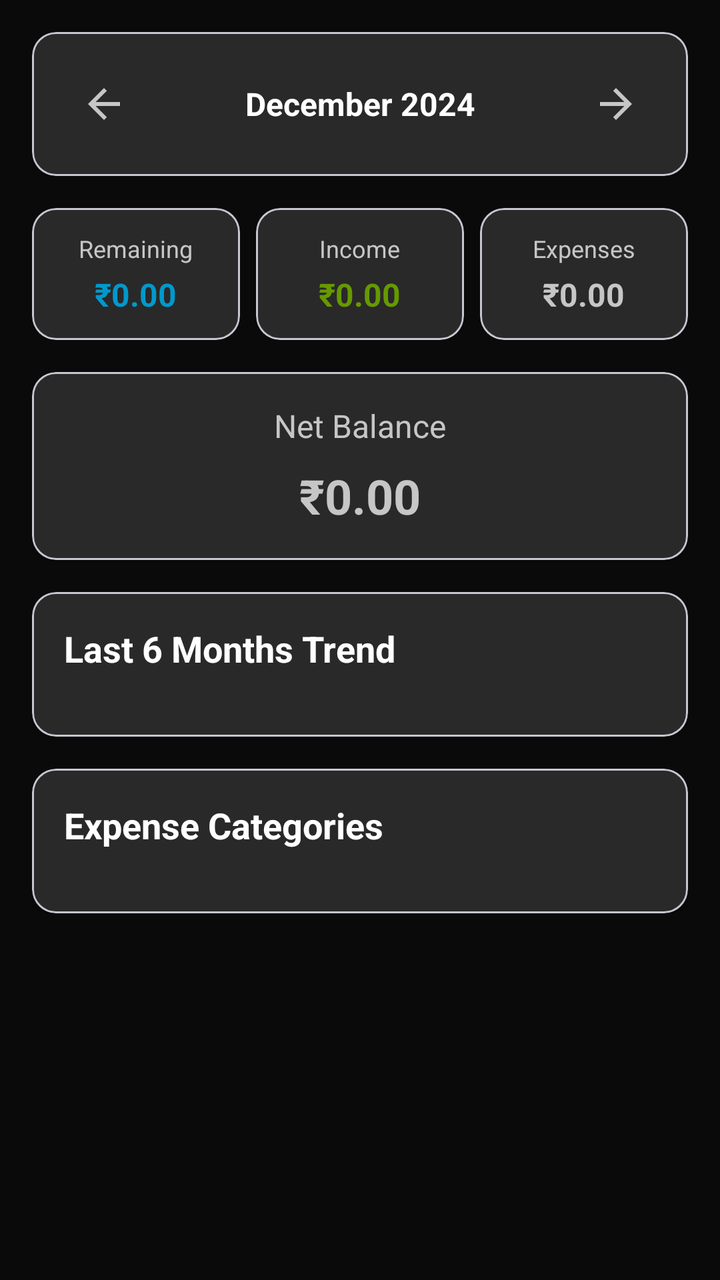
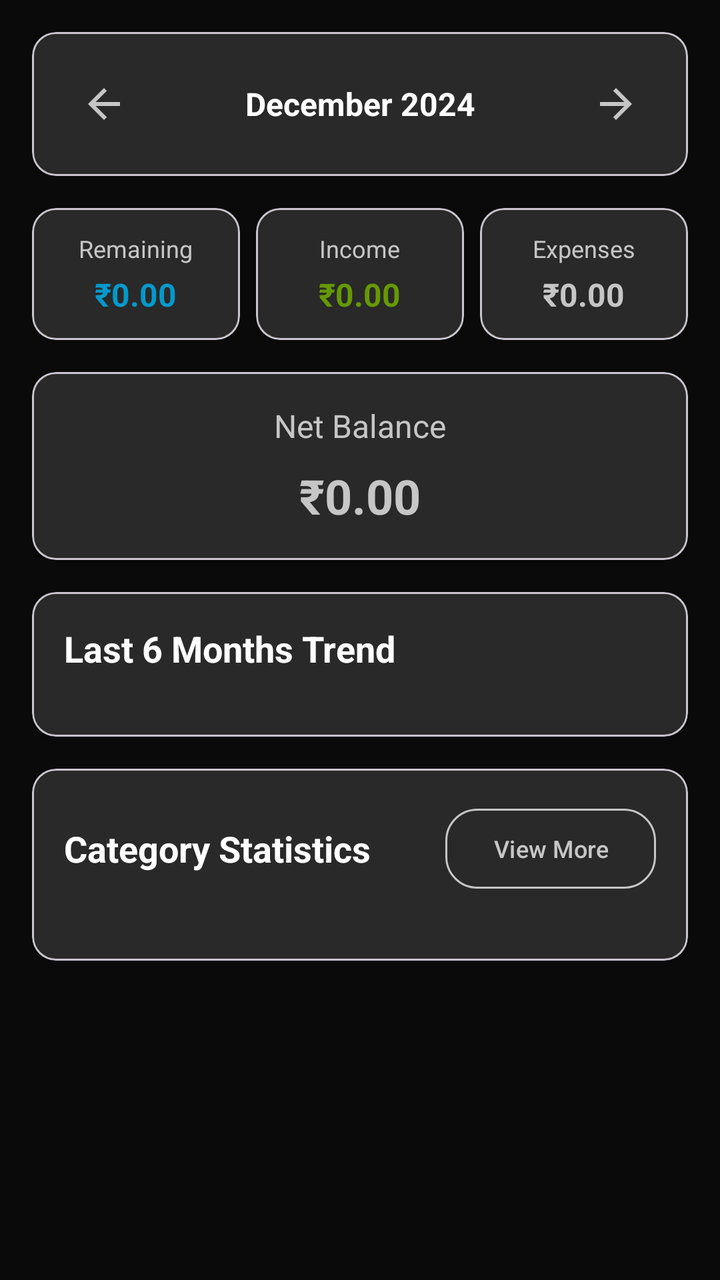

Two renders of the same Android screen: before a commit and after it. Below are the layout's source before the change and the commit's diff.
<!-- AndroidManifest.xml: application theme Theme.AIExpenseTracker -->
<!-- res/layout/fragment_monthly_analytics.xml -->
<?xml version="1.0" encoding="utf-8"?>
<androidx.core.widget.NestedScrollView
    xmlns:android="http://schemas.android.com/apk/res/android"
    xmlns:app="http://schemas.android.com/apk/res-auto"
    xmlns:tools="http://schemas.android.com/tools"
    android:layout_width="match_parent"
    android:layout_height="match_parent"
    android:background="@color/background_color">

    <LinearLayout
        android:layout_width="match_parent"
        android:layout_height="wrap_content"
        android:orientation="vertical"
        android:padding="16dp">

        
        <com.google.android.material.card.MaterialCardView
            android:layout_width="match_parent"
            android:layout_height="wrap_content"
            app:cardBackgroundColor="@color/surface_color"
            app:cardCornerRadius="12dp"
            app:cardElevation="2dp"
            android:layout_marginBottom="16dp">

            <LinearLayout
                android:layout_width="match_parent"
                android:layout_height="wrap_content"
                android:orientation="horizontal"
                android:gravity="center_vertical"
                android:padding="16dp">

                <ImageButton
                    android:id="@+id/btnPreviousMonth"
                    android:layout_width="40dp"
                    android:layout_height="40dp"
                    android:src="@drawable/ic_arrow_back"
                    android:background="?attr/selectableItemBackgroundBorderless"
                    android:contentDescription="Previous Month"
                    app:tint="@color/primary_color" />

                <TextView
                    android:id="@+id/tvSelectedMonth"
                    android:layout_width="0dp"
                    android:layout_height="wrap_content"
                    android:layout_weight="1"
                    android:text="December 2024"
                    android:textSize="16sp"
                    android:textStyle="bold"
                    android:textColor="@color/text_primary"
                    android:gravity="center"
                    android:background="?attr/selectableItemBackground"
                    android:padding="8dp" />

                <ImageButton
                    android:id="@+id/btnNextMonth"
                    android:layout_width="40dp"
                    android:layout_height="40dp"
                    android:src="@drawable/ic_arrow_forward"
                    android:background="?attr/selectableItemBackgroundBorderless"
                    android:contentDescription="Next Month"
                    app:tint="@color/primary_color" />

            </LinearLayout>

        </com.google.android.material.card.MaterialCardView>

        
        <LinearLayout
            android:layout_width="match_parent"
            android:layout_height="wrap_content"
            android:orientation="horizontal"
            android:baselineAligned="false"
            android:layout_marginBottom="16dp">

            
            <com.google.android.material.card.MaterialCardView
                android:layout_width="0dp"
                android:layout_height="wrap_content"
                android:layout_weight="1"
                app:cardBackgroundColor="@color/surface_color"
                app:cardCornerRadius="12dp"
                app:cardElevation="2dp"
                android:layout_marginEnd="4dp">

                <LinearLayout
                    android:layout_width="match_parent"
                    android:layout_height="wrap_content"
                    android:orientation="vertical"
                    android:padding="12dp"
                    android:gravity="center">

                    <TextView
                        android:layout_width="wrap_content"
                        android:layout_height="wrap_content"
                        android:text="Remaining"
                        android:textSize="12sp"
                        android:textColor="@color/text_secondary"
                        android:layout_marginBottom="4dp" />

                    <TextView
                        android:id="@+id/tvTotalBudget"
                        android:layout_width="wrap_content"
                        android:layout_height="wrap_content"
                        android:text="₹0.00"
                        android:textSize="16sp"
                        android:textStyle="bold"
                        android:textColor="@android:color/holo_blue_dark" />

                </LinearLayout>

            </com.google.android.material.card.MaterialCardView>

            
            <com.google.android.material.card.MaterialCardView
                android:layout_width="0dp"
                android:layout_height="wrap_content"
                android:layout_weight="1"
                app:cardBackgroundColor="@color/surface_color"
                app:cardCornerRadius="12dp"
                app:cardElevation="2dp"
                android:layout_marginStart="4dp"
                android:layout_marginEnd="4dp">

                <LinearLayout
                    android:layout_width="match_parent"
                    android:layout_height="wrap_content"
                    android:orientation="vertical"
                    android:padding="12dp"
                    android:gravity="center">

                    <TextView
                        android:layout_width="wrap_content"
                        android:layout_height="wrap_content"
                        android:text="Income"
                        android:textSize="12sp"
                        android:textColor="@color/text_secondary"
                        android:layout_marginBottom="4dp" />

                    <TextView
                        android:id="@+id/tvTotalIncome"
                        android:layout_width="wrap_content"
                        android:layout_height="wrap_content"
                        android:text="₹0.00"
                        android:textSize="16sp"
                        android:textStyle="bold"
                        android:textColor="@android:color/holo_green_dark" />

                </LinearLayout>

            </com.google.android.material.card.MaterialCardView>

            
            <com.google.android.material.card.MaterialCardView
                android:layout_width="0dp"
                android:layout_height="wrap_content"
                android:layout_weight="1"
                app:cardBackgroundColor="@color/surface_color"
                app:cardCornerRadius="12dp"
                app:cardElevation="2dp"
                android:layout_marginStart="4dp">

                <LinearLayout
                    android:layout_width="match_parent"
                    android:layout_height="wrap_content"
                    android:orientation="vertical"
                    android:padding="12dp"
                    android:gravity="center">

                    <TextView
                        android:layout_width="wrap_content"
                        android:layout_height="wrap_content"
                        android:text="Expenses"
                        android:textSize="12sp"
                        android:textColor="@color/text_secondary"
                        android:layout_marginBottom="4dp" />

                    <TextView
                        android:id="@+id/tvTotalExpenses"
                        android:layout_width="wrap_content"
                        android:layout_height="wrap_content"
                        android:text="₹0.00"
                        android:textSize="16sp"
                        android:textStyle="bold"
                        android:textColor="@color/primary_color" />

                </LinearLayout>

            </com.google.android.material.card.MaterialCardView>

        </LinearLayout>

        
        <com.google.android.material.card.MaterialCardView
            android:layout_width="match_parent"
            android:layout_height="wrap_content"
            app:cardBackgroundColor="@color/surface_color"
            app:cardCornerRadius="12dp"
            app:cardElevation="2dp"
            android:layout_marginBottom="16dp">

            <LinearLayout
                android:layout_width="match_parent"
                android:layout_height="wrap_content"
                android:orientation="vertical"
                android:padding="16dp"
                android:gravity="center">

                <TextView
                    android:layout_width="wrap_content"
                    android:layout_height="wrap_content"
                    android:text="Net Balance"
                    android:textSize="16sp"
                    android:textColor="@color/text_secondary"
                    android:layout_marginBottom="8dp" />

                <TextView
                    android:id="@+id/tvNetBalance"
                    android:layout_width="wrap_content"
                    android:layout_height="wrap_content"
                    android:text="₹0.00"
                    android:textSize="24sp"
                    android:textStyle="bold"
                    android:textColor="@color/primary_color" />

            </LinearLayout>

        </com.google.android.material.card.MaterialCardView>

        
        <com.google.android.material.card.MaterialCardView
            android:layout_width="match_parent"
            android:layout_height="wrap_content"
            app:cardBackgroundColor="@color/surface_color"
            app:cardCornerRadius="12dp"
            app:cardElevation="2dp"
            android:layout_marginBottom="16dp">

            <LinearLayout
                android:layout_width="match_parent"
                android:layout_height="wrap_content"
                android:orientation="vertical"
                android:padding="16dp">

                <TextView
                    android:layout_width="wrap_content"
                    android:layout_height="wrap_content"
                    android:text="Last 6 Months Trend"
                    android:textSize="18sp"
                    android:textStyle="bold"
                    android:textColor="@color/text_primary"
                    android:layout_marginBottom="16dp" />

                <androidx.recyclerview.widget.RecyclerView
                    android:id="@+id/recyclerViewMonthlyChart"
                    android:layout_width="match_parent"
                    android:layout_height="wrap_content"
                    android:nestedScrollingEnabled="false"
                    tools:listitem="@layout/item_monthly_chart" />

            </LinearLayout>

        </com.google.android.material.card.MaterialCardView>

        
        <com.google.android.material.card.MaterialCardView
            android:layout_width="match_parent"
            android:layout_height="wrap_content"
            app:cardBackgroundColor="@color/surface_color"
            app:cardCornerRadius="12dp"
            app:cardElevation="2dp">

            <LinearLayout
                android:layout_width="match_parent"
                android:layout_height="wrap_content"
                android:orientation="vertical"
                android:padding="16dp">

                <TextView
                    android:layout_width="wrap_content"
                    android:layout_height="wrap_content"
                    android:text="Expense Categories"
                    android:textSize="18sp"
                    android:textStyle="bold"
                    android:textColor="@color/text_primary"
                    android:layout_marginBottom="16dp" />

                <androidx.recyclerview.widget.RecyclerView
                    android:id="@+id/recyclerViewCategories"
                    android:layout_width="match_parent"
                    android:layout_height="wrap_content"
                    android:nestedScrollingEnabled="false"
                    tools:listitem="@layout/item_category_analytics" />

                
                <LinearLayout
                    android:id="@+id/layoutEmptyState"
                    android:layout_width="match_parent"
                    android:layout_height="wrap_content"
                    android:orientation="vertical"
                    android:gravity="center"
                    android:padding="32dp"
                    android:visibility="gone">

                    <TextView
                        android:layout_width="wrap_content"
                        android:layout_height="wrap_content"
                        android:text="No expenses for this month"
                        android:textSize="16sp"
                        android:textColor="@color/text_secondary"
                        android:layout_marginBottom="8dp" />

                    <TextView
                        android:layout_width="wrap_content"
                        android:layout_height="wrap_content"
                        android:text="Start adding expenses to see category breakdown"
                        android:textSize="14sp"
                        android:textColor="@color/text_tertiary"
                        android:gravity="center" />

                </LinearLayout>

            </LinearLayout>

        </com.google.android.material.card.MaterialCardView>

    </LinearLayout>

</androidx.core.widget.NestedScrollView>
<!-- res/layout/item_monthly_chart.xml (included above) -->
<?xml version="1.0" encoding="utf-8"?>
<LinearLayout xmlns:android="http://schemas.android.com/apk/res/android"
    android:layout_width="wrap_content"
    android:layout_height="wrap_content"
    android:orientation="vertical"
    android:padding="8dp"
    android:gravity="center"
    android:layout_marginHorizontal="4dp">

    <TextView
        android:id="@+id/tvAmount"
        android:layout_width="wrap_content"
        android:layout_height="wrap_content"
        android:text="₹5000"
        android:textSize="10sp"
        android:textColor="@color/text_secondary"
        android:layout_marginBottom="4dp" />

    <View
        android:id="@+id/viewBar"
        android:layout_width="24dp"
        android:layout_height="80dp"
        android:background="@color/primary_color"
        android:layout_marginBottom="4dp" />

    <TextView
        android:id="@+id/tvMonth"
        android:layout_width="wrap_content"
        android:layout_height="wrap_content"
        android:text="Dec"
        android:textSize="12sp"
        android:textStyle="bold"
        android:textColor="@color/text_primary" />

</LinearLayout>
<!-- res/layout/item_category_analytics.xml (included above) -->
<?xml version="1.0" encoding="utf-8"?>
<com.google.android.material.card.MaterialCardView xmlns:android="http://schemas.android.com/apk/res/android"
    xmlns:app="http://schemas.android.com/apk/res-auto"
    android:layout_width="match_parent"
    android:layout_height="wrap_content"
    android:layout_marginVertical="4dp"
    app:cardBackgroundColor="@color/card_background"
    app:cardCornerRadius="12dp"
    app:cardElevation="2dp"
    app:strokeColor="@color/card_stroke"
    app:strokeWidth="1dp">

    <LinearLayout
        android:layout_width="match_parent"
        android:layout_height="wrap_content"
        android:orientation="horizontal"
        android:padding="16dp"
        android:gravity="center_vertical">

        <TextView
            android:id="@+id/tvCategoryIcon"
            android:layout_width="40dp"
            android:layout_height="40dp"
            android:text="🍕"
            android:textSize="20sp"
            android:gravity="center"
            android:background="@drawable/modern_card_background"
            android:layout_marginEnd="12dp" />

        <LinearLayout
            android:layout_width="0dp"
            android:layout_height="wrap_content"
            android:layout_weight="1"
            android:orientation="vertical">

            <TextView
                android:id="@+id/tvCategoryName"
                android:layout_width="wrap_content"
                android:layout_height="wrap_content"
                android:text="Food &amp; Dining"
                android:textSize="16sp"
                android:textStyle="bold"
                android:textColor="@color/text_primary"
                android:fontFamily="sans-serif" />

            <ProgressBar
                android:id="@+id/progressBar"
                style="?android:attr/progressBarStyleHorizontal"
                android:layout_width="match_parent"
                android:layout_height="8dp"
                android:layout_marginTop="4dp"
                android:progress="50"
                android:progressTint="@color/primary_color" />

        </LinearLayout>

        <LinearLayout
            android:layout_width="wrap_content"
            android:layout_height="wrap_content"
            android:orientation="vertical"
            android:gravity="end">

            <TextView
                android:id="@+id/tvCategoryAmount"
                android:layout_width="wrap_content"
                android:layout_height="wrap_content"
                android:text="₹2,500.00"
                android:textSize="16sp"
                android:textStyle="bold"
                android:textColor="@color/primary_color"
                android:fontFamily="sans-serif" />

            <TextView
                android:id="@+id/tvPercentage"
                android:layout_width="wrap_content"
                android:layout_height="wrap_content"
                android:text="25%"
                android:textSize="12sp"
                android:textColor="@color/text_secondary"
                android:layout_marginTop="2dp" />

        </LinearLayout>

    </LinearLayout>

</com.google.android.material.card.MaterialCardView>
<!-- resources referenced by this layout -->
<resources>
  <color name="background_color">#0A0A0A</color>
  <color name="card_background">#1E1E1E</color>
  <color name="card_stroke">#2A2A2A</color>
  <color name="primary_color">#C6C6C6</color>
  <color name="surface_color">#1E1E1E</color>
  <color name="text_primary">#FFFFFF</color>
  <color name="text_secondary">#C6C6C6</color>
  <color name="text_tertiary">#808080</color>
  <!-- drawable ic_arrow_back (drawable) -->
  <vector xmlns:android="http://schemas.android.com/apk/res/android"
      android:width="24dp"
      android:height="24dp"
      android:viewportWidth="24"
      android:viewportHeight="24">
      <path
          android:fillColor="@android:color/white"
          android:pathData="M20,11H7.83l5.59,-5.59L12,4l-8,8 8,8 1.41,-1.41L7.83,13H20v-2z"/>
  </vector>
  <!-- drawable ic_arrow_forward (drawable) -->
  <vector android:height="24dp" 
      android:viewportHeight="24" android:viewportWidth="24"
      android:width="24dp" xmlns:android="http://schemas.android.com/apk/res/android">
      <path android:fillColor="@android:color/white" android:pathData="M12,4l-1.41,1.41L16.17,11H4v2h12.17l-5.58,5.59L12,20l8,-8z"/>
  </vector>
  <!-- drawable modern_card_background (drawable) -->
  <?xml version="1.0" encoding="utf-8"?>
  <shape xmlns:android="http://schemas.android.com/apk/res/android">
      <solid android:color="@color/card_background" />
      <stroke 
          android:width="1dp" 
          android:color="@color/card_stroke" />
      <corners android:radius="16dp" />
  </shape>
  <style name="Theme.AIExpenseTracker" parent="Theme.Material3.DayNight.NoActionBar">
          
          <item name="colorPrimary">@color/primary_color</item>
          <item name="colorOnPrimary">@color/text_primary</item>
          <item name="colorPrimaryContainer">@color/primary_dark</item>
          <item name="colorOnPrimaryContainer">@color/text_primary</item>
          
          
          <item name="colorSecondary">@color/secondary_color</item>
          <item name="colorOnSecondary">@color/text_primary</item>
          <item name="colorSecondaryContainer">@color/secondary_dark</item>
          <item name="colorOnSecondaryContainer">@color/text_primary</item>
          
          
          <item name="android:colorBackground">@color/background_primary</item>
          <item name="colorSurface">@color/surface_color</item>
          <item name="colorSurfaceVariant">@color/surface_variant</item>
          <item name="colorOnSurface">@color/text_primary</item>
          <item name="colorOnSurfaceVariant">@color/text_secondary</item>
          
          
          <item name="android:statusBarColor">@color/background_primary</item>
          <item name="android:navigationBarColor">@color/background_primary</item>
          <item name="android:windowLightStatusBar">false</item>
          
          
          <item name="android:textColorPrimary">@color/text_primary</item>
          <item name="android:textColorSecondary">@color/text_secondary</item>
          <item name="android:textColorHint">@color/text_hint</item>
          
          
          <item name="colorOutline">@color/card_stroke</item>
      </style>
  <color name="primary_dark">#A0A0A0</color>
  <color name="secondary_color">#808080</color>
  <color name="secondary_dark">#606060</color>
  <color name="background_primary">#0A0A0A</color>
  <color name="surface_variant">#2A2A2A</color>
  <color name="text_hint">#606060</color>
</resources>

<!-- the commit's change to res/layout/fragment_monthly_analytics.xml (unified diff, before → after) -->
@@ -275,21 +275,43 @@
                 android:orientation="vertical"
                 android:padding="16dp">
 
-                <TextView
-                    android:layout_width="wrap_content"
-                    android:layout_height="wrap_content"
-                    android:text="Expense Categories"
-                    android:textSize="18sp"
-                    android:textStyle="bold"
-                    android:textColor="@color/text_primary"
-                    android:layout_marginBottom="16dp" />
+                <LinearLayout
+                    android:layout_width="match_parent"
+                    android:layout_height="wrap_content"
+                    android:orientation="horizontal"
+                    android:gravity="center_vertical"
+                    android:layout_marginBottom="16dp">
+
+                    <TextView
+                        android:layout_width="0dp"
+                        android:layout_height="wrap_content"
+                        android:layout_weight="1"
+                        android:text="Category Statistics"
+                        android:textSize="18sp"
+                        android:textStyle="bold"
+                        android:textColor="@color/text_primary" />
+
+                    <com.google.android.material.button.MaterialButton
+                        android:id="@+id/btnViewMoreCategories"
+                        android:layout_width="wrap_content"
+                        android:layout_height="wrap_content"
+                        android:text="View More"
+                        android:textSize="12sp"
+                        android:textColor="@color/primary_color"
+                        android:backgroundTint="@android:color/transparent"
+                        app:strokeColor="@color/primary_color"
+                        app:strokeWidth="1dp"
+                        app:cornerRadius="16dp"
+                        style="@style/Widget.Material3.Button.OutlinedButton" />
+
+                </LinearLayout>
 
                 <androidx.recyclerview.widget.RecyclerView
-                    android:id="@+id/recyclerViewCategories"
+                    android:id="@+id/recyclerViewCategoryBreakdown"
                     android:layout_width="match_parent"
                     android:layout_height="wrap_content"
                     android:nestedScrollingEnabled="false"
-                    tools:listitem="@layout/item_category_analytics" />
+                    tools:listitem="@layout/item_category_summary" />
 
                 
                 <LinearLayout
@@ -362,89 +384,70 @@
         android:textColor="@color/text_primary" />
 
 </LinearLayout>
-<!-- res/layout/item_category_analytics.xml (included above) -->
+<!-- res/layout/item_category_summary.xml (included above) -->
 <?xml version="1.0" encoding="utf-8"?>
 <com.google.android.material.card.MaterialCardView xmlns:android="http://schemas.android.com/apk/res/android"
     xmlns:app="http://schemas.android.com/apk/res-auto"
     android:layout_width="match_parent"
     android:layout_height="wrap_content"
-    android:layout_marginVertical="4dp"
-    app:cardBackgroundColor="@color/card_background"
+    android:layout_margin="6dp"
+    app:cardBackgroundColor="@color/surface_color"
     app:cardCornerRadius="12dp"
-    app:cardElevation="2dp"
-    app:strokeColor="@color/card_stroke"
-    app:strokeWidth="1dp">
+    app:cardElevation="3dp">
 
     <LinearLayout
         android:layout_width="match_parent"
         android:layout_height="wrap_content"
-        android:orientation="horizontal"
-        android:padding="16dp"
-        android:gravity="center_vertical">
-
+        android:orientation="vertical"
+        android:padding="16dp">
+
+        
+        <LinearLayout
+            android:layout_width="match_parent"
+            android:layout_height="wrap_content"
+            android:orientation="horizontal"
+            android:layout_marginBottom="8dp">
+
+            <TextView
+                android:id="@+id/tvCategoryTitle"
+                android:layout_width="0dp"
+                android:layout_height="wrap_content"
+                android:layout_weight="1"
+                android:text="✈️ Travel"
+                android:textSize="18sp"
+                android:textStyle="bold"
+                android:textColor="@color/primary_color" />
+
+            <TextView
+                android:id="@+id/tvAmount"
+                android:layout_width="wrap_content"
+                android:layout_height="wrap_content"
+                android:text="₹450.00"
+                android:textSize="20sp"
+                android:textStyle="bold"
+                android:textColor="@color/text_primary" />
+
+        </LinearLayout>
+
+        
         <TextView
-            android:id="@+id/tvCategoryIcon"
-            android:layout_width="40dp"
-            android:layout_height="40dp"
-            android:text="🍕"
-            android:textSize="20sp"
-            android:gravity="center"
-            android:background="@drawable/modern_card_background"
-            android:layout_marginEnd="12dp" />
-
-        <LinearLayout
-            android:layout_width="0dp"
-            android:layout_height="wrap_content"
-            android:layout_weight="1"
-            android:orientation="vertical">
-
-            <TextView
-                android:id="@+id/tvCategoryName"
-                android:layout_width="wrap_content"
-                android:layout_height="wrap_content"
-                android:text="Food &amp; Dining"
-                android:textSize="16sp"
-                android:textStyle="bold"
-                android:textColor="@color/text_primary"
-                android:fontFamily="sans-serif" />
-
-            <ProgressBar
-                android:id="@+id/progressBar"
-                style="?android:attr/progressBarStyleHorizontal"
-                android:layout_width="match_parent"
-                android:layout_height="8dp"
-                android:layout_marginTop="4dp"
-                android:progress="50"
-                android:progressTint="@color/primary_color" />
-
-        </LinearLayout>
-
-        <LinearLayout
+            android:id="@+id/tvSummaryText"
             android:layout_width="wrap_content"
             android:layout_height="wrap_content"
-            android:orientation="vertical"
-            android:gravity="end">
-
-            <TextView
-                android:id="@+id/tvCategoryAmount"
-                android:layout_width="wrap_content"
-                android:layout_height="wrap_content"
-                android:text="₹2,500.00"
-                android:textSize="16sp"
-                android:textStyle="bold"
-                android:textColor="@color/primary_color"
-                android:fontFamily="sans-serif" />
-
-            <TextView
-                android:id="@+id/tvPercentage"
-                android:layout_width="wrap_content"
-                android:layout_height="wrap_content"
-                android:text="25%"
-                android:textSize="12sp"
-                android:textColor="@color/text_secondary"
-                android:layout_marginTop="2dp" />
-
-        </LinearLayout>
+            android:text="This month you spent in 3 transactions"
+            android:textSize="14sp"
+            android:textColor="@color/text_secondary"
+            android:layout_marginBottom="6dp" />
+
+        
+        <TextView
+            android:id="@+id/tvTopSubcategory"
+            android:layout_width="wrap_content"
+            android:layout_height="wrap_content"
+            android:text="Most spent: Taxi/Uber (₹200.00)"
+            android:textSize="12sp"
+            android:textStyle="italic"
+            android:textColor="@color/text_tertiary" />
 
     </LinearLayout>
 
<!-- resource entries referenced after the edit -->
@@ -1,7 +1,6 @@
 <!-- resources referenced by this layout -->
 <resources>
   <color name="background_color">#0A0A0A</color>
-  <color name="card_background">#1E1E1E</color>
   <color name="card_stroke">#2A2A2A</color>
   <color name="primary_color">#C6C6C6</color>
   <color name="surface_color">#1E1E1E</color>
@@ -24,15 +23,6 @@
       android:width="24dp" xmlns:android="http://schemas.android.com/apk/res/android">
       <path android:fillColor="@android:color/white" android:pathData="M12,4l-1.41,1.41L16.17,11H4v2h12.17l-5.58,5.59L12,20l8,-8z"/>
   </vector>
-  <!-- drawable modern_card_background (drawable) -->
-  <?xml version="1.0" encoding="utf-8"?>
-  <shape xmlns:android="http://schemas.android.com/apk/res/android">
-      <solid android:color="@color/card_background" />
-      <stroke 
-          android:width="1dp" 
-          android:color="@color/card_stroke" />
-      <corners android:radius="16dp" />
-  </shape>
   <style name="Theme.AIExpenseTracker" parent="Theme.Material3.DayNight.NoActionBar">
           
           <item name="colorPrimary">@color/primary_color</item>
